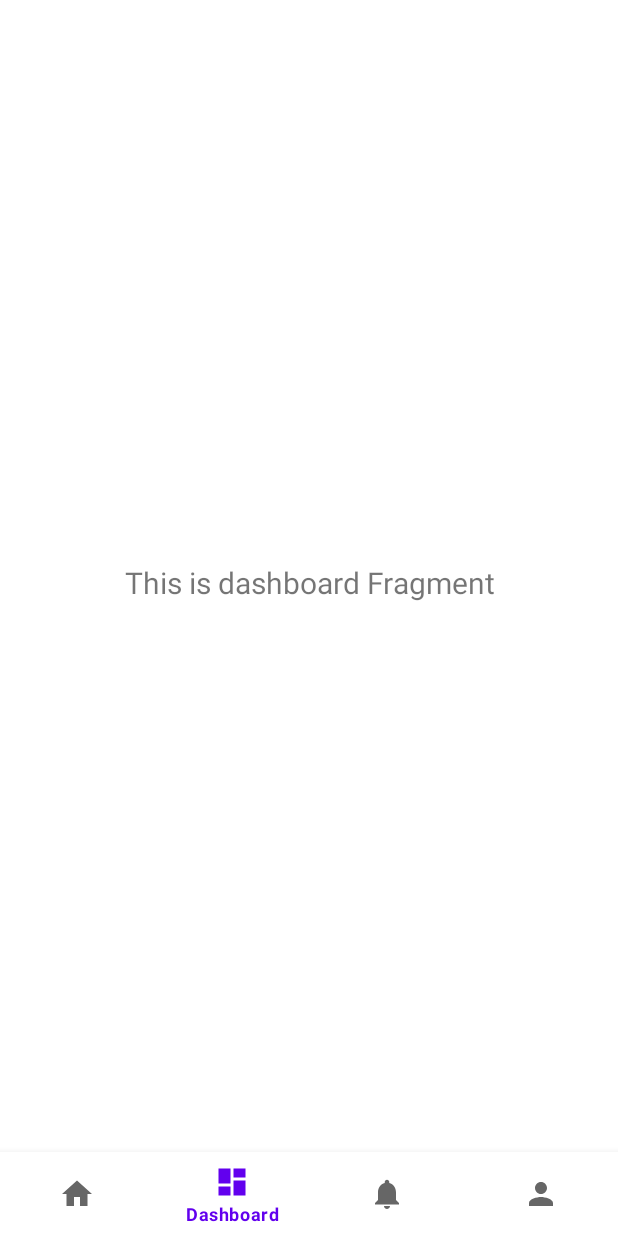
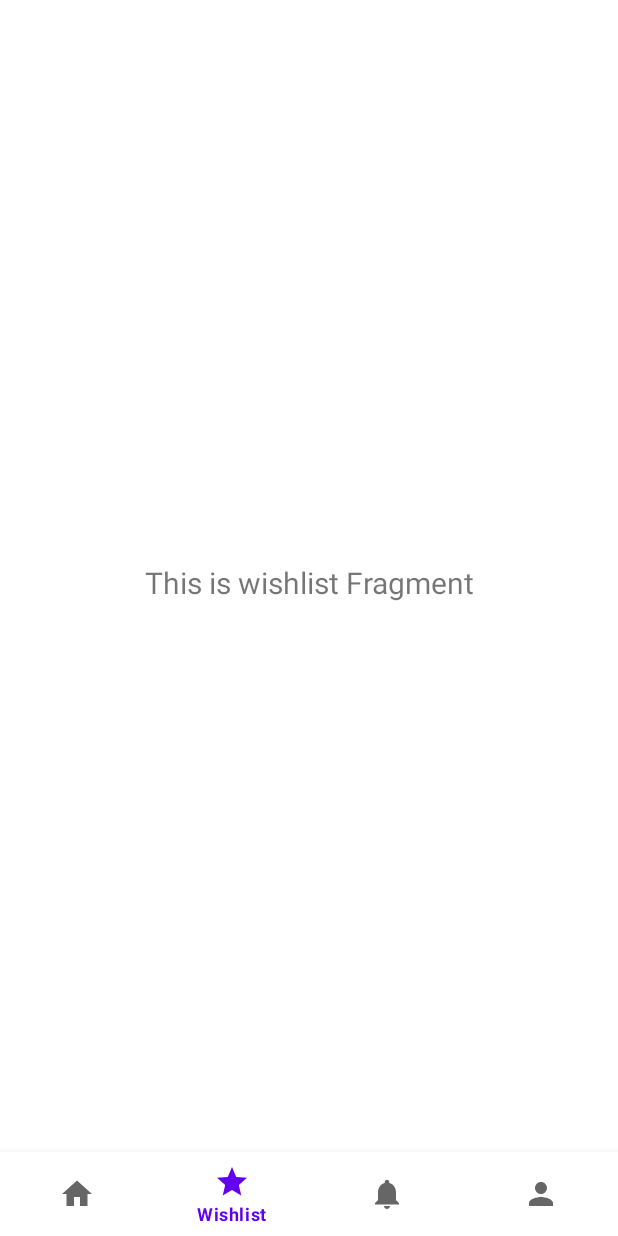
Before and after one commit to SorinaPopa/pcteez, an Android app: the WishlistFragment screen opened through its navigation route, on a phone screen of 412 x 824 dp. Run offline under Robolectric (Android 15) with nearby library versions, the phone set to English and light mode, and no system bars; our stand-ins replace navigation-ui.

Commit message:
modified dashboard into Wishlist button

```diff
--- a/app/src/main/java/com/example/pcteez/MainActivity.kt
+++ b/app/src/main/java/com/example/pcteez/MainActivity.kt
@@ -30,7 +30,7 @@ class MainActivity : AppCompatActivity() {
         // menu should be considered as top level destinations.
         val appBarConfiguration = AppBarConfiguration(
             setOf(
-                R.id.navigation_home, R.id.navigation_dashboard, R.id.navigation_notifications
+                R.id.navigation_home, R.id.navigation_wishlist, R.id.navigation_notifications, R.id.navigation_profile
             )
         )
         setupActionBarWithNavController(navController, appBarConfiguration)
--- a/app/src/main/java/com/example/pcteez/ui/dashboard/DashboardFragment.kt
+++ b/app/src/main/java/com/example/pcteez/ui/wishlist/WishlistFragment.kt
@@ -1,4 +1,4 @@
-package com.example.pcteez.ui.dashboard
+package com.example.pcteez.ui.wishlist
 
 import android.os.Bundle
 import android.view.LayoutInflater
@@ -7,11 +7,11 @@ import android.view.ViewGroup
 import android.widget.TextView
 import androidx.fragment.app.Fragment
 import androidx.lifecycle.ViewModelProvider
-import com.example.pcteez.databinding.FragmentDashboardBinding
+import com.example.pcteez.databinding.FragmentWishlistBinding
 
-class DashboardFragment : Fragment() {
+class WishlistFragment : Fragment() {
 
-    private var _binding: FragmentDashboardBinding? = null
+    private var _binding: FragmentWishlistBinding? = null
 
     // This property is only valid between onCreateView and
     // onDestroyView.
@@ -23,9 +23,9 @@ class DashboardFragment : Fragment() {
         savedInstanceState: Bundle?
     ): View {
         val dashboardViewModel =
-            ViewModelProvider(this).get(DashboardViewModel::class.java)
+            ViewModelProvider(this).get(WishlistViewModel::class.java)
 
-        _binding = FragmentDashboardBinding.inflate(inflater, container, false)
+        _binding = FragmentWishlistBinding.inflate(inflater, container, false)
         val root: View = binding.root
 
         val textView: TextView = binding.textDashboard
--- a/app/src/main/java/com/example/pcteez/ui/dashboard/DashboardViewModel.kt
+++ b/app/src/main/java/com/example/pcteez/ui/wishlist/WishlistViewModel.kt
@@ -1,13 +1,13 @@
-package com.example.pcteez.ui.dashboard
+package com.example.pcteez.ui.wishlist
 
 import androidx.lifecycle.LiveData
 import androidx.lifecycle.MutableLiveData
 import androidx.lifecycle.ViewModel
 
-class DashboardViewModel : ViewModel() {
+class WishlistViewModel : ViewModel() {
 
     private val _text = MutableLiveData<String>().apply {
-        value = "This is dashboard Fragment"
+        value = "This is wishlist Fragment"
     }
     val text: LiveData<String> = _text
 }
--- a/app/src/main/res/drawable/ic_dashboard_black_24dp.xml
+++ /dev/null
@@ -1,9 +0,0 @@
-<vector xmlns:android="http://schemas.android.com/apk/res/android"
-    android:width="24dp"
-    android:height="24dp"
-    android:viewportWidth="24.0"
-    android:viewportHeight="24.0">
-    <path
-        android:fillColor="#FF000000"
-        android:pathData="M3,13h8L11,3L3,3v10zM3,21h8v-6L3,15v6zM13,21h8L21,11h-8v10zM13,3v6h8L21,3h-8z" />
-</vector>
--- /dev/null
+++ b/app/src/main/res/drawable/ic_star_black_24dp.xml
@@ -0,0 +1,5 @@
+<vector android:height="24dp" android:tint="#000000"
+    android:viewportHeight="24" android:viewportWidth="24"
+    android:width="24dp" xmlns:android="http://schemas.android.com/apk/res/android">
+    <path android:fillColor="@android:color/white" android:pathData="M12,17.27L18.18,21l-1.64,-7.03L22,9.24l-7.19,-0.61L12,2 9.19,8.63 2,9.24l5.46,4.73L5.82,21z"/>
+</vector>
--- a/app/src/main/res/layout/fragment_dashboard.xml
+++ b/app/src/main/res/layout/fragment_wishlist.xml
@@ -4,7 +4,7 @@
     xmlns:tools="http://schemas.android.com/tools"
     android:layout_width="match_parent"
     android:layout_height="match_parent"
-    tools:context=".ui.dashboard.DashboardFragment">
+    tools:context=".ui.wishlist.WishlistFragment">
 
     <TextView
         android:id="@+id/text_dashboard"
--- a/app/src/main/res/menu/bottom_nav_menu.xml
+++ b/app/src/main/res/menu/bottom_nav_menu.xml
@@ -7,9 +7,9 @@
         android:title="@string/title_home" />
 
     <item
-        android:id="@+id/navigation_dashboard"
-        android:icon="@drawable/ic_dashboard_black_24dp"
-        android:title="@string/title_dashboard" />
+        android:id="@+id/navigation_wishlist"
+        android:icon="@drawable/ic_star_black_24dp"
+        android:title="@string/title_wishlist" />
 
     <item
         android:id="@+id/navigation_notifications"
--- a/app/src/main/res/navigation/mobile_navigation.xml
+++ b/app/src/main/res/navigation/mobile_navigation.xml
@@ -12,10 +12,10 @@
         tools:layout="@layout/fragment_home" />
 
     <fragment
-        android:id="@+id/navigation_dashboard"
-        android:name="com.example.pcteez.ui.dashboard.DashboardFragment"
-        android:label="@string/title_dashboard"
-        tools:layout="@layout/fragment_dashboard" />
+        android:id="@+id/navigation_wishlist"
+        android:name="com.example.pcteez.ui.wishlist.WishlistFragment"
+        android:label="@string/title_wishlist"
+        tools:layout="@layout/fragment_wishlist" />
 
     <fragment
         android:id="@+id/navigation_notifications"
--- a/app/src/main/res/values/strings.xml
+++ b/app/src/main/res/values/strings.xml
@@ -1,7 +1,7 @@
 <resources>
     <string name="app_name">PCTEEZ</string>
     <string name="title_home">Home</string>
-    <string name="title_dashboard">Dashboard</string>
+    <string name="title_wishlist">Wishlist</string>
     <string name="title_notifications">Notifications</string>
     <string name="title_profile">Profile</string>
 </resources>
```
